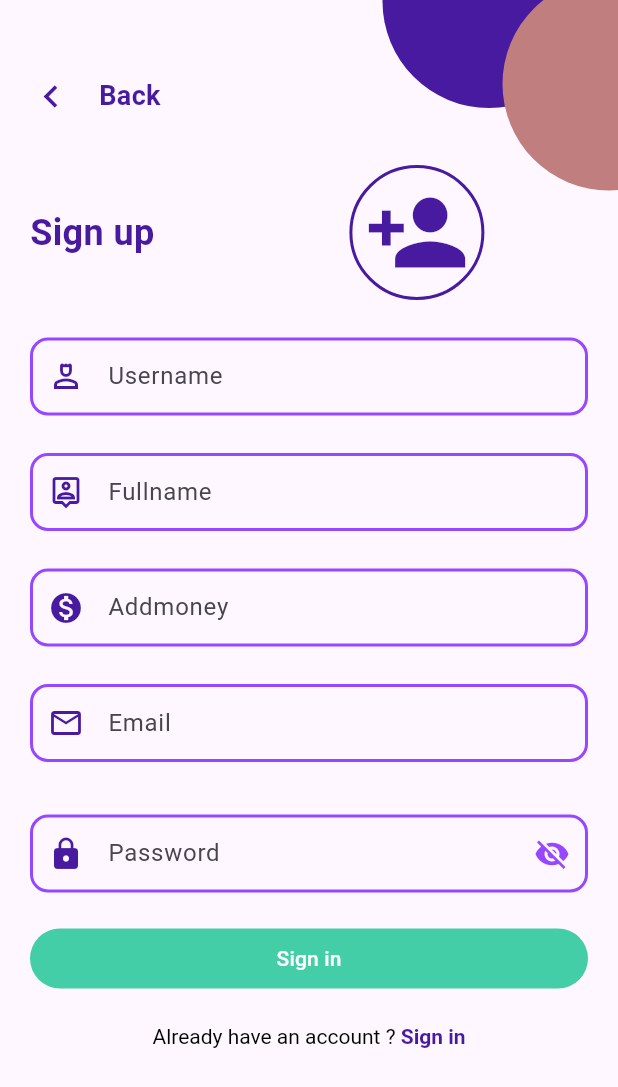
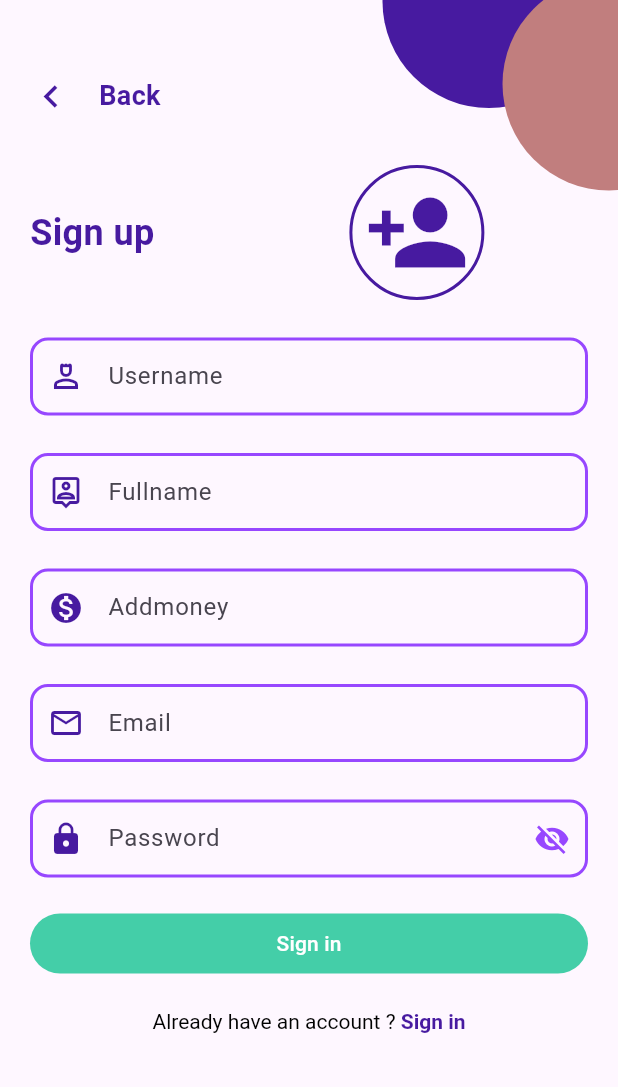
Before and after one commit to twotee007/miniprojectapp, a Flutter app: the registerPage screen opened directly, on a phone screen of 412 x 824 dp. Shown: the top 1087 px of the screen. Run offline on Flutter 3.47's test engine with Material 3 defaults, Android fonts, the light colour scheme and no system bars.

Commit message:
login and register finish v2

```diff
--- a/lib/page/register.dart
+++ b/lib/page/register.dart
@@ -254,7 +254,7 @@ class _registerPageState extends State<registerPage> {
                         vertical: 14.0), // เพิ่มระยะห่างภายในกล่องข้อความ
                   ),
                 ),
-                SizedBox(height: 35), // เพิ่มระยะห่างระหว่างกล่องข้อความ
+                SizedBox(height: 25), // เพิ่มระยะห่างระหว่างกล่องข้อความ
                 TextField(
                   controller: _passwordController,
                   obscureText: _obscureText, // ใช้สถานะในการควบคุมการมองเห็น
```
